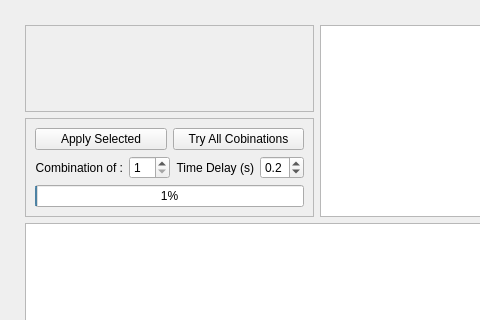
First picture: the form in uis/RefChooser.ui, repository pattammattel/MIDAS_Admin, before the edit; both pictures show x 0 to 480 and y 0 to 320 of the 986 by 985 pixel window.
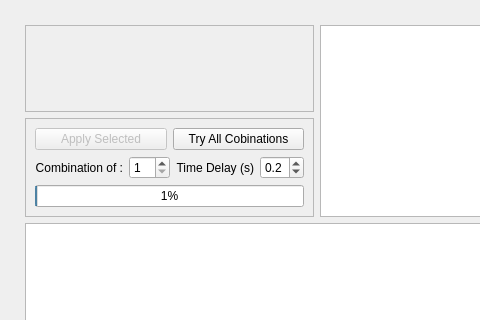
Second picture: the form after the edit. Custom widgets are drawn as their Qt base class.

The edit to the form file:
```diff
--- a/uis/RefChooser.ui
+++ b/uis/RefChooser.ui
@@ -135,6 +135,9 @@
        </item>
        <item row="0" column="0">
         <widget class="QPushButton" name="pb_apply">
+         <property name="enabled">
+          <bool>false</bool>
+         </property>
          <property name="text">
           <string>Apply Selected</string>
          </property>
```
